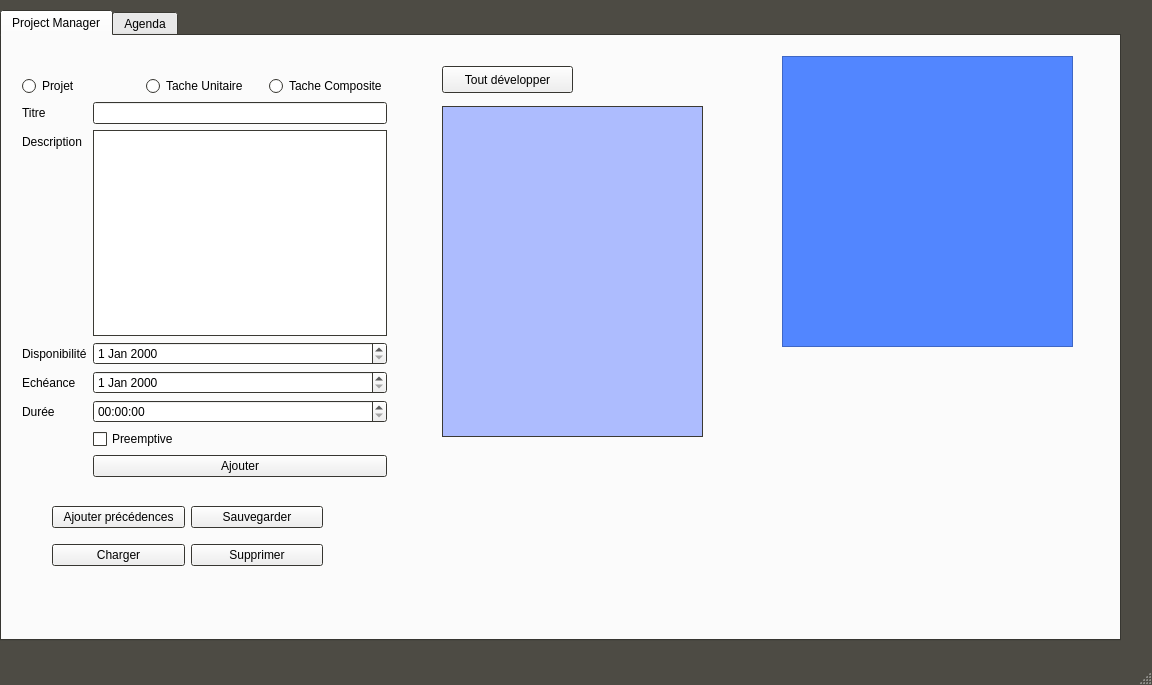
Qt form ProjectCalendar/mainwindow.ui (pzins/ProjectCalendar_LO21) before a commit.
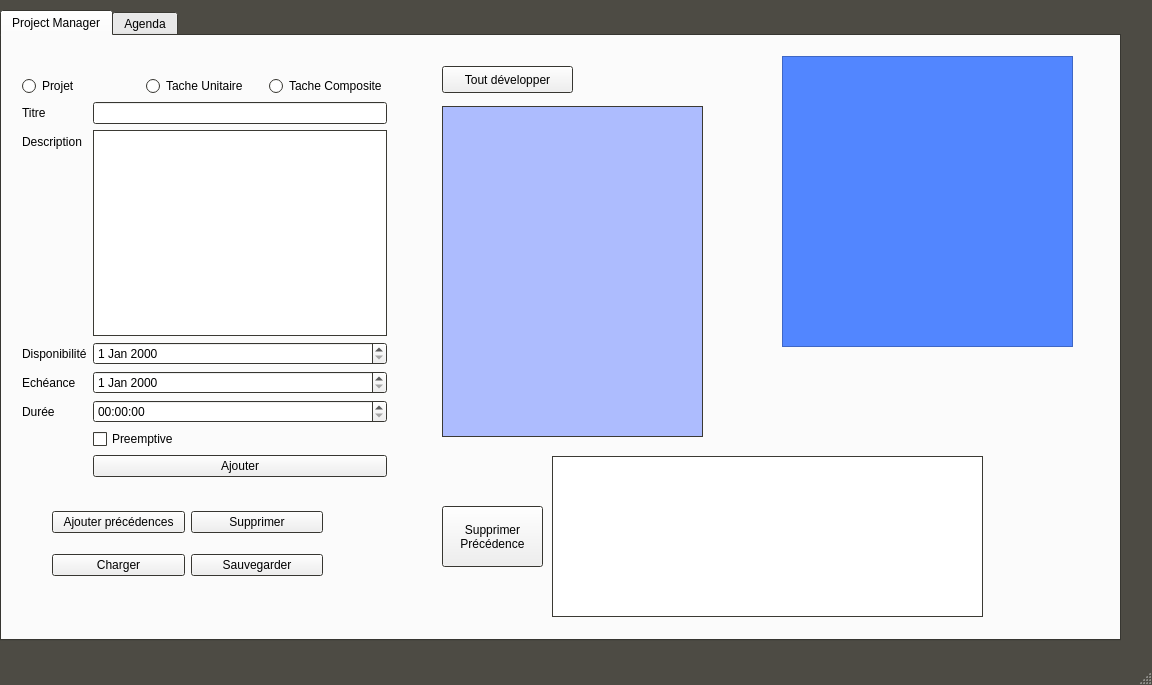
The same form after that commit. Icons and pictures are not drawn.

Commit message: ajout des precedences

Patch:
```diff
--- a/ProjectCalendar/mainwindow.ui
+++ b/ProjectCalendar/mainwindow.ui
@@ -332,7 +332,7 @@
         <x>50</x>
         <y>460</y>
         <width>271</width>
-        <height>80</height>
+        <height>95</height>
        </rect>
       </property>
       <layout class="QGridLayout" name="gridLayout_2">
@@ -343,13 +343,6 @@
          </property>
         </widget>
        </item>
-       <item row="0" column="1">
-        <widget class="QPushButton" name="save">
-         <property name="text">
-          <string>Sauvegarder</string>
-         </property>
-        </widget>
-       </item>
        <item row="1" column="0">
         <widget class="QPushButton" name="load">
          <property name="text">
@@ -357,13 +350,20 @@
          </property>
         </widget>
        </item>
-       <item row="1" column="1">
+       <item row="0" column="1">
         <widget class="QPushButton" name="supprimer">
          <property name="text">
           <string>Supprimer</string>
          </property>
         </widget>
        </item>
+       <item row="1" column="1">
+        <widget class="QPushButton" name="save">
+         <property name="text">
+          <string>Sauvegarder</string>
+         </property>
+        </widget>
+       </item>
       </layout>
      </widget>
      <widget class="QTextBrowser" name="info">
@@ -816,6 +816,38 @@
        <string>Tout développer</string>
       </property>
      </widget>
+     <widget class="QListWidget" name="precedence_list">
+      <property name="geometry">
+       <rect>
+        <x>550</x>
+        <y>420</y>
+        <width>431</width>
+        <height>161</height>
+       </rect>
+      </property>
+     </widget>
+     <widget class="QPushButton" name="supprimer_precedence">
+      <property name="geometry">
+       <rect>
+        <x>440</x>
+        <y>470</y>
+        <width>101</width>
+        <height>61</height>
+       </rect>
+      </property>
+      <property name="text">
+       <string>Supprimer 
+Précédence</string>
+      </property>
+     </widget>
+     <zorder>treeView</zorder>
+     <zorder>verticalLayoutWidget_3</zorder>
+     <zorder>gridLayoutWidget_2</zorder>
+     <zorder>info</zorder>
+     <zorder>expand</zorder>
+     <zorder>supprimer</zorder>
+     <zorder>precedence_list</zorder>
+     <zorder>supprimer_precedence</zorder>
     </widget>
     <widget class="QWidget" name="Agenda">
      <attribute name="title">
```
The commit also changes 118 other files.
